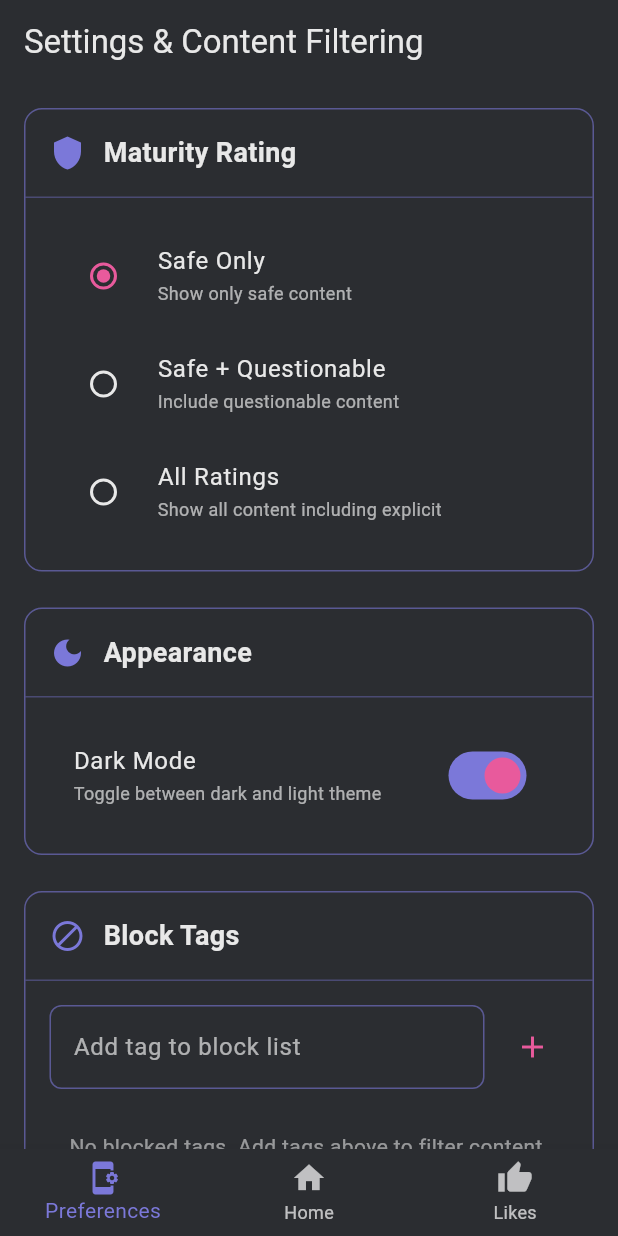
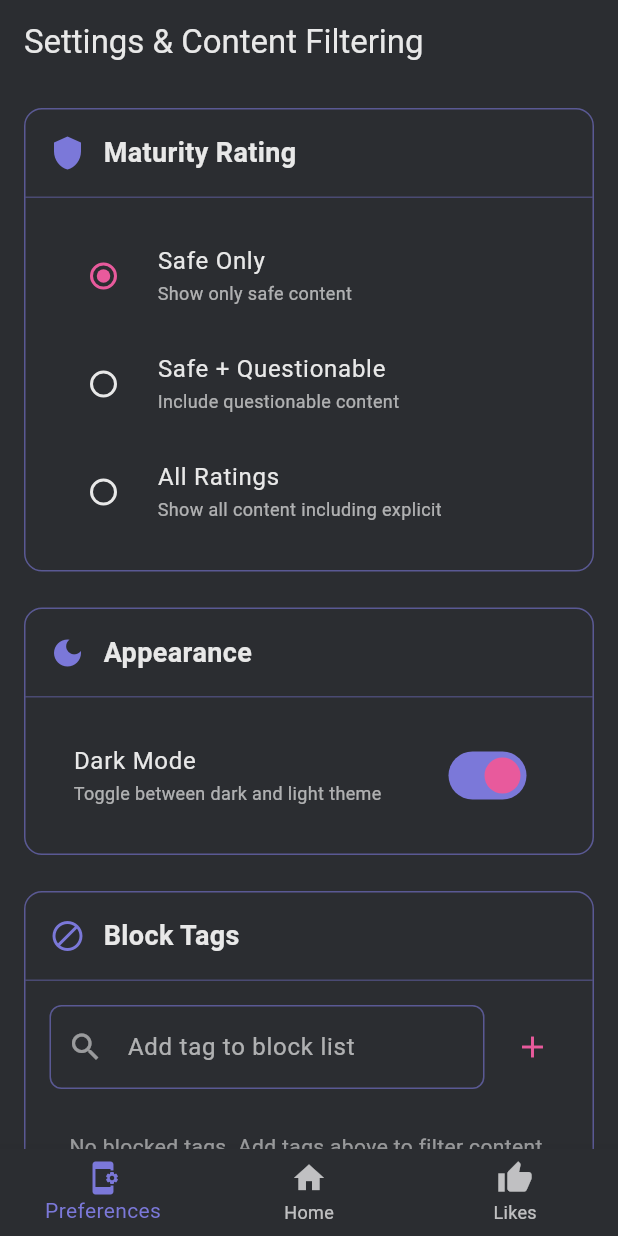
Before and after one commit to alhusseain/boorulite, a Flutter app: the MainScreen screen opened directly, after a tap on the "add" icon, on a phone screen of 412 x 824 dp. Run offline on Flutter 3.47's test engine with Material 3 defaults, Android fonts, the light colour scheme and no system bars; our stand-ins replace flutter_local_notifications, shared_preferences, sqflite, video_player; accounts and stored records are empty; network calls fail.

Commit message:
feat: add tag search and autocomplete to block tags feature
- Add tag suggestions dropdown when typing in block tags input
- Integrate with booru API to fetch matching tags
- Show tag count for each suggestion
- Click suggestion to add tag to block list
- Add loading indicator while fetching suggestions
- Improve UX with debounced search (500ms delay)

```diff
--- a/lib/pages/profile_page.dart
+++ b/lib/pages/profile_page.dart
@@ -1,8 +1,11 @@
+import 'dart:async';
 import 'package:flutter/material.dart';
 import 'package:provider/provider.dart';
 import '../providers/block_list_provider.dart';
 import '../providers/settings_provider.dart';
 import '../providers/feed_provider.dart';
+import '../models/tag.dart';
+import '../services/booru_api.dart';
 
 class ProfilePage extends StatelessWidget {
   const ProfilePage({
@@ -251,23 +254,74 @@ class BlockListManager extends StatefulWidget {
 
 class _BlockListManagerState extends State<BlockListManager> {
   final TextEditingController _tagController = TextEditingController();
+  final FocusNode _focusNode = FocusNode();
+  Timer? _debounce;
+  List<Tag> _suggestions = [];
+  bool _isLoading = false;
+  final ApiService _api = ApiService();
+
+  @override
+  void initState() {
+    super.initState();
+    _tagController.addListener(_onSearchChanged);
+  }
 
   @override
   void dispose() {
+    _debounce?.cancel();
     _tagController.dispose();
+    _focusNode.dispose();
     super.dispose();
   }
 
-  void _addTag() async {
+  void _onSearchChanged() {
+    final query = _tagController.text.trim();
+    _debounce?.cancel();
+
+    if (query.isEmpty) {
+      setState(() => _suggestions = []);
+      return;
+    }
+
+    _debounce = Timer(const Duration(milliseconds: 500), () {
+      _fetchSuggestions(query);
+    });
+  }
+
+  Future<void> _fetchSuggestions(String query) async {
+    setState(() => _isLoading = true);
+    try {
+      final tags = await _api.fetchTags(namePattern: query);
+      if (!mounted) return;
+      setState(() {
+        _suggestions = tags;
+        _isLoading = false;
+      });
+    } catch (e) {
+      if (!mounted) return;
+      setState(() {
+        _suggestions = [];
+        _isLoading = false;
+      });
+    }
+  }
+
+  Future<void> _addTag() async {
     final tag = _tagController.text.trim();
     if (tag.isNotEmpty) {
       final blockListProvider = Provider.of<BlockListProvider>(context, listen: false);
       await blockListProvider.addTag(tag);
       _tagController.clear();
+      setState(() => _suggestions = []);
       // Refresh feed to apply block list
       final feedProvider = Provider.of<FeedProvider>(context, listen: false);
       await feedProvider.fetchPosts();
     }
+  }
+
+  Future<void> _onTagSuggestionSelected(String tagName) async {
+    _tagController.text = tagName;
+    await _addTag();
   }
 
   @override
@@ -278,17 +332,38 @@ class _BlockListManagerState extends State<BlockListManager> {
       padding: const EdgeInsets.all(16.0),
       child: Column(
         children: [
+          Column(
+            crossAxisAlignment: CrossAxisAlignment.start,
+            children: [
               Row(
                 children: [
                   Expanded(
                     child: TextField(
                       controller: _tagController,
+                      focusNode: _focusNode,
                       style: TextStyle(color: colorScheme.onSurface),
                       decoration: InputDecoration(
                         labelText: 'Add tag to block list',
                         labelStyle: TextStyle(color: colorScheme.onSurface.withAlpha(180)),
-                    hintText: 'e.g., naruto or one piece',
+                        hintText: 'Type to search tags...',
                         hintStyle: TextStyle(color: colorScheme.onSurface.withAlpha(120)),
+                        prefixIcon: Icon(
+                          Icons.search,
+                          color: colorScheme.onSurface.withAlpha(150),
+                        ),
+                        suffixIcon: _isLoading
+                            ? Padding(
+                                padding: const EdgeInsets.all(12.0),
+                                child: SizedBox(
+                                  width: 20,
+                                  height: 20,
+                                  child: CircularProgressIndicator(
+                                    strokeWidth: 2,
+                                    color: colorScheme.primary,
+                                  ),
+                                ),
+                              )
+                            : null,
                         enabledBorder: OutlineInputBorder(
                           borderSide: BorderSide(color: colorScheme.secondary.withAlpha(150)),
                           borderRadius: BorderRadius.circular(8.0),
@@ -306,6 +381,47 @@ class _BlockListManagerState extends State<BlockListManager> {
                     icon: Icon(Icons.add, color: colorScheme.primary),
                     onPressed: _addTag,
                     tooltip: 'Add tag',
+                  ),
+                ],
+              ),
+              // Tag suggestions dropdown
+              if (_suggestions.isNotEmpty)
+                Container(
+                  margin: const EdgeInsets.only(top: 8.0),
+                  decoration: BoxDecoration(
+                    color: colorScheme.surface,
+                    borderRadius: BorderRadius.circular(8.0),
+                    border: Border.all(
+                      color: colorScheme.secondary.withAlpha(150),
+                      width: 1.0,
+                    ),
+                  ),
+                  constraints: const BoxConstraints(maxHeight: 200.0),
+                  child: ListView.builder(
+                    shrinkWrap: true,
+                    itemCount: _suggestions.length,
+                    itemBuilder: (context, index) {
+                      final tag = _suggestions[index];
+                      return ListTile(
+                        dense: true,
+                        title: Text(
+                          tag.name,
+                          style: TextStyle(color: colorScheme.onSurface),
+                        ),
+                        trailing: Text(
+                          '${tag.count}',
+                          style: TextStyle(
+                            color: colorScheme.onSurface.withAlpha(100),
+                            fontSize: 12.0,
+                          ),
+                        ),
+                        onTap: () => _onTagSuggestionSelected(tag.name),
+                        shape: RoundedRectangleBorder(
+                          borderRadius: BorderRadius.circular(8.0),
+                        ),
+                      );
+                    },
+                  ),
                 ),
             ],
           ),
```
Lines whose indentation alone changed are shown as unchanged.
